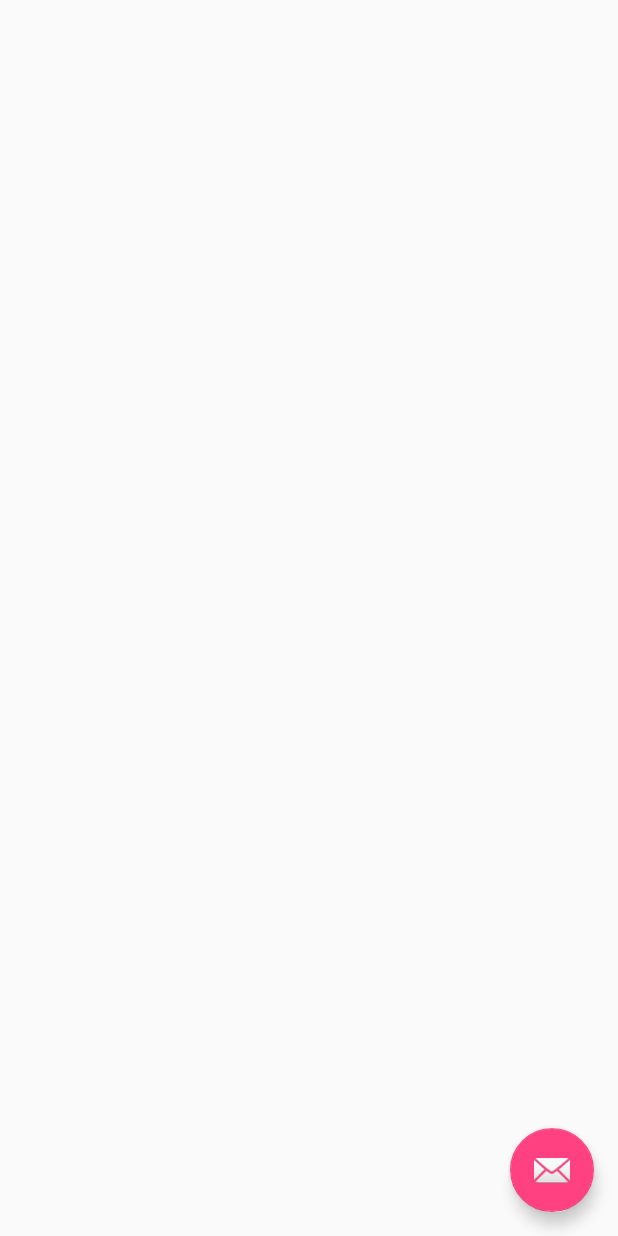
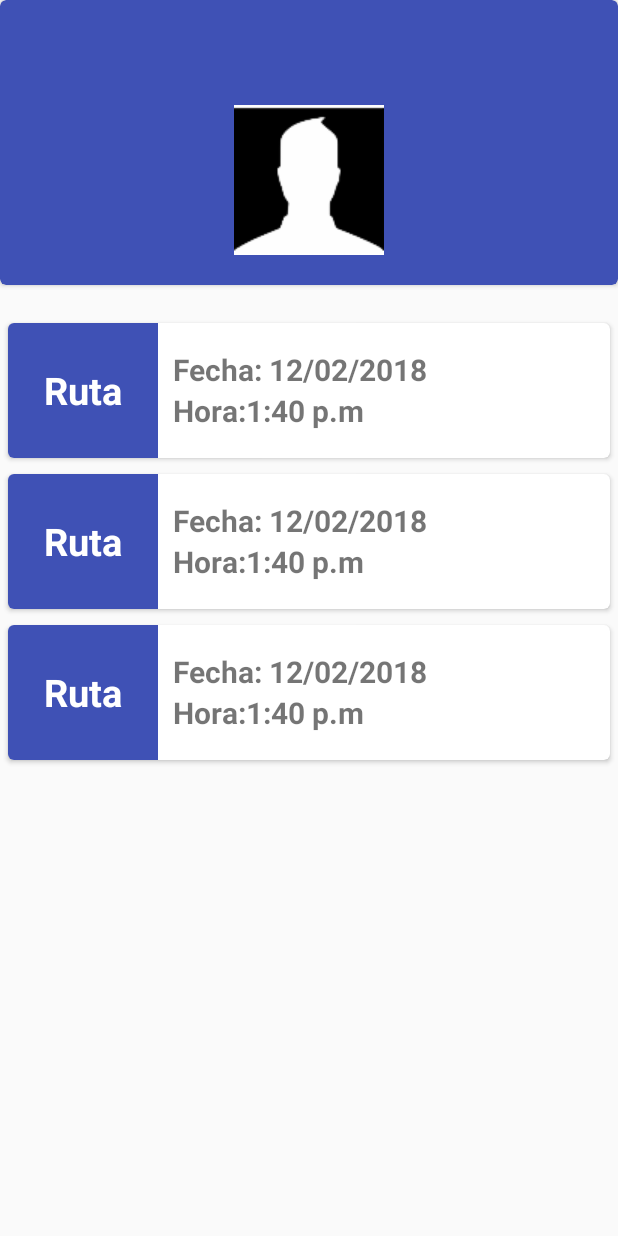
Before and after one commit to Saul1317/EntregasAcerosOcotlan, an Android app: the screen it shows after launch (MainActivity before the commit, RutasActivity after it), on a phone screen of 412 x 824 dp. Run offline under Robolectric (Android 15) with nearby library versions, the phone set to English and light mode, and no system bars.

Commit message:
Maqueta aplicación

```diff
--- a/app/src/main/AndroidManifest.xml
+++ b/app/src/main/AndroidManifest.xml
@@ -20,7 +20,11 @@
                 <category android:name="android.intent.category.LAUNCHER" />
             </intent-filter>
         </activity>
+        <activity android:name=".controlador.MainActivity" />
         <activity
-            android:name=".controlador.MainActivity"/>
+            android:name=".controlador.RutasActivity"
+            android:label="@string/title_activity_rutas"
+            android:theme="@style/AppTheme.NoActionBar"></activity>
     </application>
+
 </manifest>
--- /dev/null
+++ b/app/src/main/java/com/acerosocotlan/entregasacerosocotlan/controlador/RutasActivity.java
@@ -0,0 +1,19 @@
+package com.acerosocotlan.entregasacerosocotlan.controlador;
+
+import android.os.Bundle;
+import android.support.design.widget.FloatingActionButton;
+import android.support.design.widget.Snackbar;
+import android.support.v7.app.AppCompatActivity;
+import android.support.v7.widget.Toolbar;
+import android.view.View;
+
+import com.acerosocotlan.entregasacerosocotlan.R;
+
+public class RutasActivity extends AppCompatActivity {
+
+    @Override
+    protected void onCreate(Bundle savedInstanceState) {
+        super.onCreate(savedInstanceState);
+        setContentView(R.layout.activity_rutas);
+    }
+}
--- a/app/src/main/java/com/acerosocotlan/entregasacerosocotlan/controlador/SplashActivity.java
+++ b/app/src/main/java/com/acerosocotlan/entregasacerosocotlan/controlador/SplashActivity.java
@@ -16,7 +16,7 @@ public class SplashActivity extends AppCompatActivity {
     @Override
     protected void onCreate(Bundle savedInstanceState) {
         super.onCreate(savedInstanceState);
-        Intent intentLogin = new Intent(SplashActivity.this, MainActivity.class);
+        Intent intentLogin = new Intent(SplashActivity.this, RutasActivity.class);
         startActivity(intentLogin);
     }
 }
--- /dev/null
+++ b/app/src/main/res/layout/activity_rutas.xml
@@ -0,0 +1,44 @@
+<?xml version="1.0" encoding="utf-8"?>
+<android.support.design.widget.CoordinatorLayout xmlns:android="http://schemas.android.com/apk/res/android"
+    xmlns:app="http://schemas.android.com/apk/res-auto"
+    xmlns:tools="http://schemas.android.com/tools"
+    android:layout_width="match_parent"
+    android:layout_height="match_parent"
+    tools:context="com.acerosocotlan.entregasacerosocotlan.controlador.RutasActivity">
+
+    <LinearLayout
+        android:layout_width="match_parent"
+        android:layout_height="match_parent"
+        android:orientation="vertical">
+        <android.support.v7.widget.CardView
+            android:layout_width="match_parent"
+            android:layout_height="190dp"
+            app:cardCornerRadius="@dimen/cardview_radius_choferes"
+            android:layout_marginBottom="20dp"
+            app:cardBackgroundColor="@color/colorPrimary">
+            <FrameLayout
+                android:layout_width="match_parent"
+                android:layout_height="match_parent">
+                <LinearLayout
+                    android:layout_width="match_parent"
+                    android:layout_height="120dp"
+                    android:orientation="vertical"
+                    android:layout_gravity="bottom">
+                    <ImageView
+                        android:id="@+id/foto_perfil_chofer"
+                        android:layout_width="100dp"
+                        android:layout_height="100dp"
+                        android:scaleType="centerCrop"
+                        android:layout_gravity="center_horizontal"
+                        android:background="@drawable/usuario_ejemplo"/>
+                </LinearLayout>
+            </FrameLayout>
+        </android.support.v7.widget.CardView>
+
+        <include layout="@layout/cardview_rutas"></include>
+        <include layout="@layout/cardview_rutas"></include>
+        <include layout="@layout/cardview_rutas"></include>
+
+    </LinearLayout>
+
+</android.support.design.widget.CoordinatorLayout>
--- /dev/null
+++ b/app/src/main/res/layout/cardview_rutas.xml
@@ -0,0 +1,49 @@
+<?xml version="1.0" encoding="utf-8"?>
+<android.support.v7.widget.CardView xmlns:android="http://schemas.android.com/apk/res/android"
+    xmlns:cardview="http://schemas.android.com/apk/res-auto"
+    android:layout_width="match_parent"
+    android:layout_height="90dp"
+    cardview:cardCornerRadius="@dimen/cardview_radius_choferes"
+    android:layout_margin="5dp">
+    <FrameLayout
+        android:layout_width="match_parent"
+        android:layout_height="match_parent">
+        <LinearLayout
+            android:layout_width="match_parent"
+            android:layout_height="match_parent"
+            android:orientation="horizontal">
+            <LinearLayout
+                android:layout_width="100dp"
+                android:layout_height="match_parent"
+                android:gravity="center"
+                android:background="@color/colorPrimary">
+                <TextView
+                    android:layout_width="wrap_content"
+                    android:layout_height="wrap_content"
+                    android:text="Ruta"
+                    android:textColor="@color/cardview_light_background"
+                    android:textSize="25sp"
+                    android:textStyle="bold"/>
+            </LinearLayout>
+            <LinearLayout
+                android:layout_width="match_parent"
+                android:layout_height="match_parent"
+                android:orientation="vertical"
+                android:paddingLeft="10dp"
+                android:gravity="center_vertical">
+                <TextView
+                    android:layout_width="wrap_content"
+                    android:layout_height="wrap_content"
+                    android:text="Fecha: 12/02/2018"
+                    android:textSize="20sp"
+                    android:textStyle="bold"/>
+                <TextView
+                    android:layout_width="wrap_content"
+                    android:layout_height="wrap_content"
+                    android:text="Hora:1:40 p.m"
+                    android:textSize="20sp"
+                    android:textStyle="bold"/>
+            </LinearLayout>
+        </LinearLayout>
+    </FrameLayout>
+</android.support.v7.widget.CardView>
--- a/app/src/main/res/layout/content_main.xml
+++ /dev/null
@@ -1,12 +0,0 @@
-<?xml version="1.0" encoding="utf-8"?>
-<android.support.constraint.ConstraintLayout xmlns:android="http://schemas.android.com/apk/res/android"
-    xmlns:app="http://schemas.android.com/apk/res-auto"
-    xmlns:tools="http://schemas.android.com/tools"
-    android:layout_width="match_parent"
-    android:layout_height="match_parent"
-    app:layout_behavior="@string/appbar_scrolling_view_behavior"
-    tools:context="com.acerosocotlan.entregasacerosocotlan.controlador.MainActivity"
-    tools:showIn="@layout/activity_main">
-
-
-</android.support.constraint.ConstraintLayout>
--- a/app/src/main/res/values/strings.xml
+++ b/app/src/main/res/values/strings.xml
@@ -1,4 +1,5 @@
 <resources>
-    <string name="app_name">EntregasAcerosOcotlan</string>
+    <string name="app_name">Entregas Aceros Ocotlan</string>
     <string name="action_settings">Settings</string>
+    <string name="title_activity_rutas">RutasActivity</string>
 </resources>
--- a/app/src/main/res/values/styles.xml
+++ b/app/src/main/res/values/styles.xml
@@ -1,7 +1,7 @@
 <resources>
 
     <!-- Base application theme. -->
-    <style name="AppTheme" parent="Theme.AppCompat.Light.NoActionBar">
+    <style name="AppTheme" parent="Theme.AppCompat.Light.DarkActionBar">
         <!-- Customize your theme here. -->
         <item name="colorPrimary">@color/colorPrimary</item>
         <item name="colorPrimaryDark">@color/colorPrimaryDark</item>
@@ -18,8 +18,8 @@
     <style name="AppTheme.PopupOverlay" parent="ThemeOverlay.AppCompat.Light" />
 
     <style name="Splash" parent="Theme.AppCompat.Light.NoActionBar">
-    <item name="android:windowBackground">@drawable/splash</item>
-    <item name="colorPrimaryDark">@color/colorPrimaryDark</item>
+        <item name="android:windowBackground">@drawable/splash</item>
+        <item name="colorPrimaryDark">@color/colorPrimaryDark</item>
     </style>
 
 </resources>
```
Also changed, not shown: app/src/main/java/com/acerosocotlan/entregasacerosocotlan/Adaptador/AdapterRecyclerView.java (added, +62 -0 lines), app/src/main/java/com/acerosocotlan/entregasacerosocotlan/controlador/MainActivity.java (+16 -20 lines), app/src/main/java/com/acerosocotlan/entregasacerosocotlan/modelo/Choferes.java (added, +42 -0 lines), app/src/main/res/layout/activity_main.xml (+13 -1 lines), app/src/main/res/layout/cardview_choferes.xml (+5 -2 lines).
